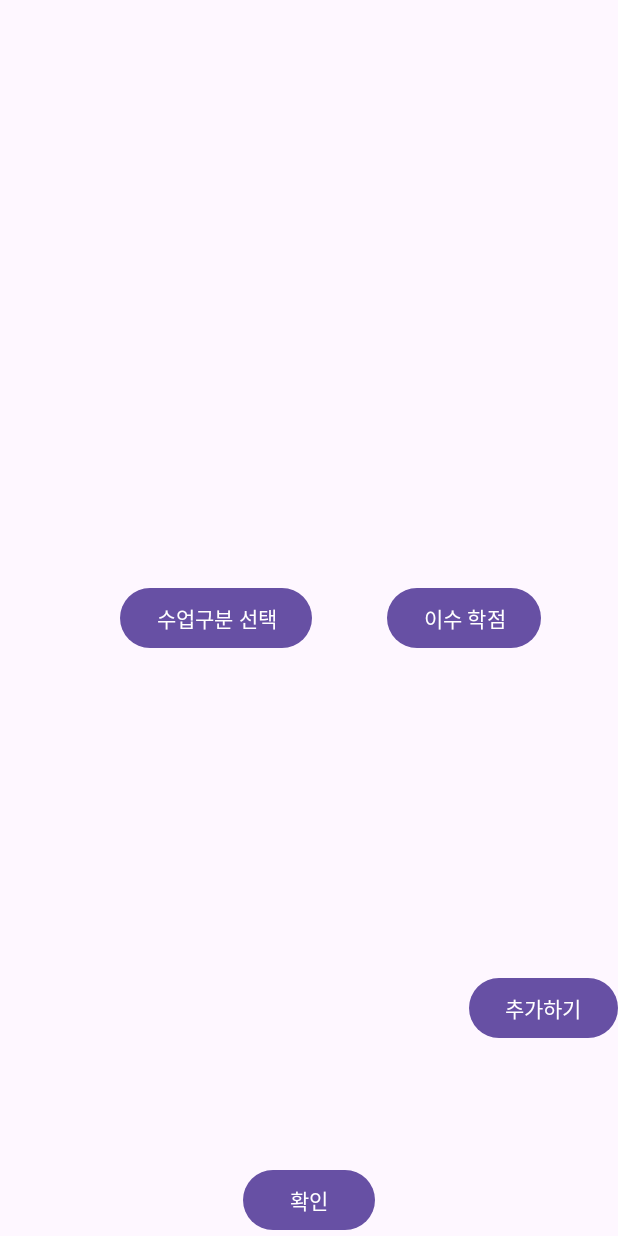
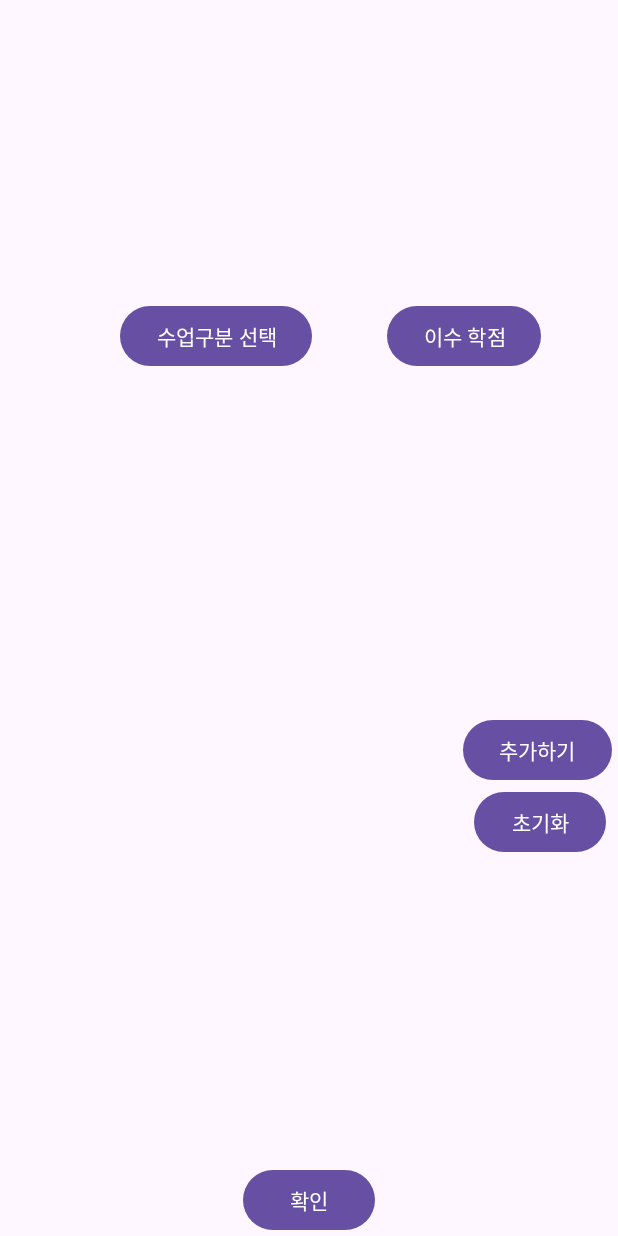
Before and after one commit to Jellyfishhuntingclub/jellyfishhuntingclub, an Android app: the screen it shows after launch (MainActivity), on a phone screen of 412 x 824 dp. Run offline under Robolectric (Android 15) with nearby library versions, the phone set to English and light mode, and no system bars.

Commit message:
[#5]feat: 학점계산기

```diff
--- a/app/src/main/res/layout/activity_main.xml
+++ b/app/src/main/res/layout/activity_main.xml
@@ -41,9 +41,9 @@
         android:layout_width="wrap_content"
         android:layout_height="wrap_content"
         android:layout_marginStart="80dp"
+        android:layout_marginTop="200dp"
         android:gravity="center"
         android:text="수업구분 선택"
-        app:layout_constraintBottom_toBottomOf="parent"
         app:layout_constraintStart_toStartOf="parent"
         app:layout_constraintTop_toTopOf="parent" />
 
@@ -81,8 +81,8 @@
         android:layout_width="wrap_content"
         android:layout_height="wrap_content"
         android:layout_marginStart="50dp"
+        android:layout_marginTop="200dp"
         android:text="이수 학점"
-        app:layout_constraintBottom_toBottomOf="parent"
         app:layout_constraintStart_toEndOf="@+id/btnToggle"
         app:layout_constraintTop_toTopOf="parent" />
 
@@ -99,9 +99,34 @@
         android:id="@+id/btnAdd"
         android:layout_width="wrap_content"
         android:layout_height="wrap_content"
-        android:layout_marginBottom="80dp"
+        android:layout_marginEnd="4dp"
+        android:layout_marginBottom="300dp"
         android:text="추가하기"
-        app:layout_constraintBottom_toTopOf="@+id/btnConfirm"
+        app:layout_constraintBottom_toBottomOf="parent"
         app:layout_constraintEnd_toEndOf="parent" />
 
+    <LinearLayout
+        android:id="@+id/historyLayout"
+        android:layout_width="409dp"
+        android:layout_height="250dp"
+        android:layout_marginBottom="-60dp"
+        android:gravity="bottom"
+        android:orientation="vertical"
+        android:padding="16dp"
+        app:layout_constraintBottom_toBottomOf="@id/btnAdd"
+        app:layout_constraintEnd_toEndOf="parent"
+        app:layout_constraintStart_toStartOf="parent"
+        tools:ignore="MissingConstraints" >
+
+    </LinearLayout>
+
+    <Button
+        android:id="@+id/btnReset"
+        android:layout_width="wrap_content"
+        android:layout_height="wrap_content"
+        android:layout_marginEnd="8dp"
+        android:text="초기화"
+        app:layout_constraintEnd_toEndOf="parent"
+        app:layout_constraintTop_toBottomOf="@+id/btnAdd" />
+
 </androidx.constraintlayout.widget.ConstraintLayout>
```
Also changed, not shown: app/src/main/java/com/example/jellyfish2/MainActivity.kt (+41 -6 lines).
